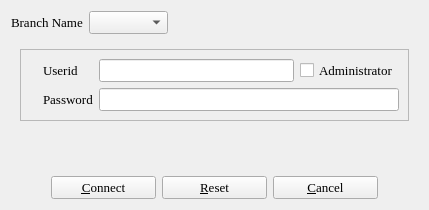
Old version of the form branch_s.ui in the repository textbrowser/biblioteq.
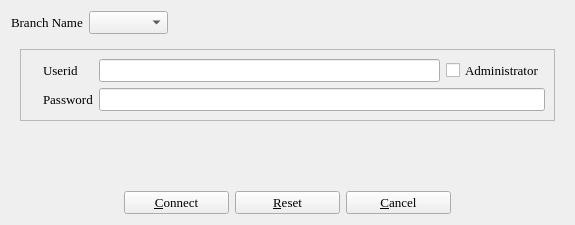
New version of the form. Icons and pictures are not drawn.

What changed in the file:
```diff
--- a/branch_s.ui
+++ b/branch_s.ui
@@ -2,6 +2,14 @@
 <ui version="4.0">
  <class>branchSelect</class>
  <widget class="QDialog" name="branchSelect">
+  <property name="geometry">
+   <rect>
+    <x>0</x>
+    <y>0</y>
+    <width>575</width>
+    <height>225</height>
+   </rect>
+  </property>
   <property name="font">
    <font>
     <family>Times</family>
```
